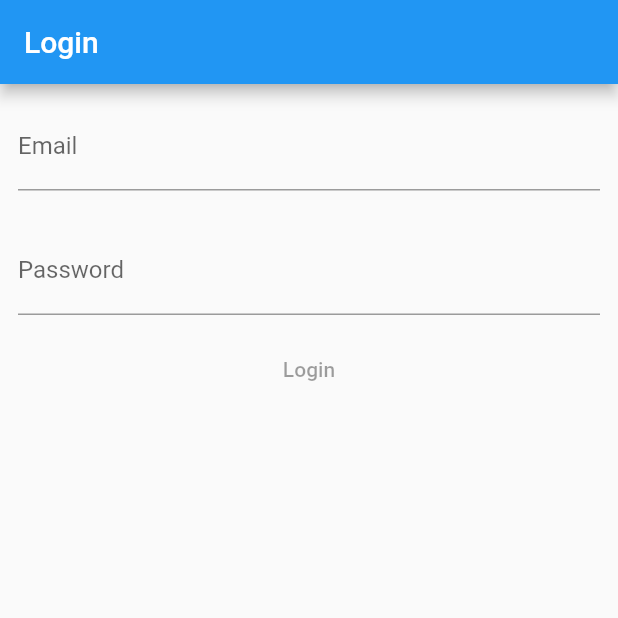
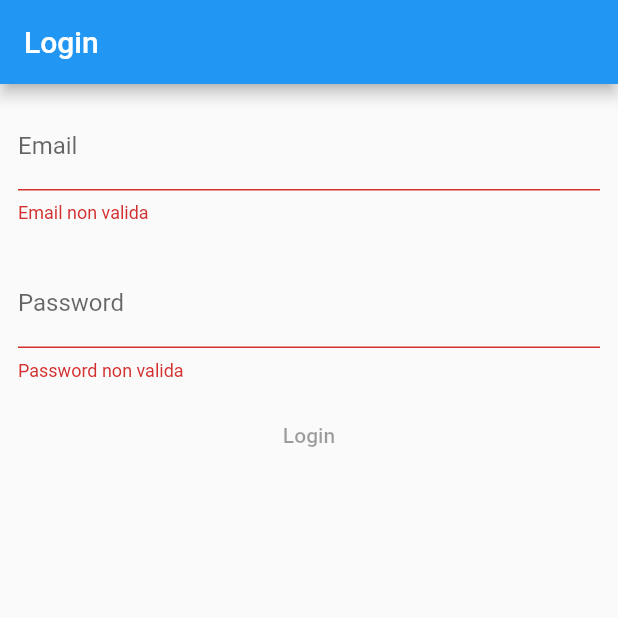
Before and after one commit to MassimilianoT/Learn-Flutter, a Flutter app: the screen it shows after launch, on a phone screen of 412 x 824 dp, the top half of it. Run offline on Flutter 3.47's test engine with Material 2 defaults, Android fonts, the phone set to English and light mode, and no system bars; our stand-ins replace bloc, equatable, flutter_bloc, rxdart.

Commit message:
Pattern BLOC!

```diff
--- a/lib/app.dart
+++ b/lib/app.dart
@@ -1,12 +1,13 @@
 import 'package:flutter/material.dart';
+import 'package:flutter_bloc/flutter_bloc.dart';
+import 'package:login_learn/blocs/form_bloc.dart';
 import 'package:login_learn/pages/my_home_page.dart';
-import 'package:login_learn/providers/login_service_provider.dart';
-import 'package:login_learn/services/login_service.dart';
 
 class App extends StatelessWidget{
   Widget build(BuildContext context) {
-    return LoginServiceProvider(
-      LoginService(),
+    return BlocProvider(
+      create: (_)=> FormBloc(),
+      lazy: false, //Inizializzato subito
       child: MaterialApp(
         title: 'Flutter Demo',
         theme: ThemeData(
--- /dev/null
+++ b/lib/blocs/form_bloc.dart
@@ -0,0 +1,30 @@
+import 'dart:async';
+import 'package:bloc/bloc.dart';
+import 'package:equatable/equatable.dart';
+
+part 'form_event.dart';
+part 'form_state.dart';
+
+class FormBloc extends Bloc<FormEvent, FormState> {
+  FormBloc() : super(FormState());
+
+  @override
+  Stream<FormState> mapEventToState(
+    FormEvent event,
+  ) async* {
+    if(event is EmailChangedEvent){
+      yield FormState(
+        email: event.email,
+        password: state.password,
+      );}
+      else if(event is PasswordChangedEvent){
+        yield FormState(
+          email: state.email,
+          password: event.password,
+        );
+    }
+  }
+  void changeEmail(String email) => add(EmailChangedEvent(email));
+  void changePassword(String password) => add(PasswordChangedEvent(password));
+
+}
--- /dev/null
+++ b/lib/blocs/form_event.dart
@@ -0,0 +1,26 @@
+part of 'form_bloc.dart';
+
+abstract class FormEvent extends Equatable {
+  const FormEvent();
+}
+
+class EmailChangedEvent extends FormEvent{
+  final String email;
+
+  EmailChangedEvent(this.email);
+
+  @override
+  List<Object?> get props => [email];
+
+
+}
+
+class PasswordChangedEvent extends FormEvent{
+  final String password;
+
+  PasswordChangedEvent(this.password);
+
+  @override
+  // TODO: implement props
+  List<Object?> get props => [password];
+}
--- /dev/null
+++ b/lib/blocs/form_state.dart
@@ -0,0 +1,15 @@
+part of 'form_bloc.dart';
+
+class FormState extends Equatable {
+  final String? email;
+  final String? password;
+
+  FormState({this.email, this.password});
+
+  bool get validEmail => email != null && RegExp(r"^[\w-\.]+@([\w-]+\.)+[\w-]{2,4}$").hasMatch(email!);
+  bool get validPassword => password != null && password!.length >= 6;
+
+  bool get validForm => validEmail && validPassword;
+  @override
+  List<Object?> get props => [email, password];
+}
--- a/lib/pages/my_home_page.dart
+++ b/lib/pages/my_home_page.dart
@@ -1,5 +1,6 @@
 import 'dart:async';
-import 'package:login_learn/providers/login_service_provider.dart';
+import 'package:flutter_bloc/flutter_bloc.dart';
+import 'package:login_learn/blocs/form_bloc.dart' as B;
 import 'package:rxdart/rxdart.dart';
 import 'package:flutter/material.dart';
 
@@ -9,65 +10,52 @@ class LoginPage extends StatelessWidget{
   Widget build(BuildContext context) {
     return Scaffold(
         appBar: AppBar(title: Text("Login"),),
-        body: Column(
+        body: BlocBuilder<B.FormBloc, B.FormState>(
+          builder: (BuildContext context, state) => Column(
             children: [
-            _email(context),
-            _password(context),
-            _loginButton(context),
+              _email(context, state),
+              _password(context, state),
+              _loginButton(context, state),
             ],
+          ),
         ));
   }
 
   //Uso dei metodi "staccati" in modo sia facile refactor modifica e comprensione di cosa fa cosa
 
-  Widget _email(BuildContext context) =>
-      StreamBuilder<String>(
-        stream: LoginServiceProvider.of(context).loginService.emailStream,
-        builder: (context, snapshot) {
-          return Padding(
+  Widget _email(BuildContext context, B.FormState state) =>
+      Padding(
               padding: const EdgeInsets.all(12.0),
               child: TextField(
-                onChanged: LoginServiceProvider.of(context).loginService.changeEmail,
+                onChanged: context.watch<B.FormBloc>().changeEmail,
                 decoration: InputDecoration(
                   hintText: "Email",
                   labelText: "Email",
                   //ho dovuto inventarmi sta cosa
                   errorText:
-                  snapshot.hasError ? snapshot.error.toString() : null,
+                  !state.validEmail ? 'Email non valida' : null,
                 ),
                 keyboardType: TextInputType.emailAddress,
               ));
-        },
-      );
 
-  Widget _password(BuildContext context) =>
-      StreamBuilder(
-          stream: LoginServiceProvider.of(context).loginService.passwordStream,
-          builder: (context, snapshot) {
-            return Padding(
+  Widget _password(BuildContext context, B.FormState state) =>Padding(
     padding: const EdgeInsets.all(12.0),
     child: TextField(
-                onChanged: LoginServiceProvider.of(context).loginService.changePassword,
+      onChanged:context.watch<B.FormBloc>().changePassword,
       obscureText: true,
       decoration: InputDecoration(
         hintText: "Password",
         labelText: "Password",
-                  errorText: snapshot.hasError
-                      ? snapshot.error.toString()
+        errorText: !state.validPassword
+            ? 'Password non valida'
             : null,
       ),
     ),
   );
-          });
 
-  Widget _loginButton(BuildContext context) =>
-      StreamBuilder(
-          stream: LoginServiceProvider.of(context).loginService.loginButtonStream,
-          builder: (context, snapshot) {
-            return TextButton(
-                onPressed: snapshot.data == true ? () {} : null,
+  Widget _loginButton(BuildContext context, B.FormState state) =>TextButton(
+      onPressed: state.validForm == true ? () {} : null,
       child: Text("Login"));
-          });
 
 
 }
--- a/lib/providers/login_service_provider.dart
+++ /dev/null
@@ -1,12 +0,0 @@
-import 'package:flutter/cupertino.dart';
-import 'package:login_learn/services/login_service.dart';
-
-//Aggiunto prima della MaterialApp permette di avere il loginService accessibile da ogni albero della gerarchia
-class LoginServiceProvider extends InheritedWidget{
-  final LoginService loginService;
-  LoginServiceProvider(this.loginService, {required Widget child}) : super(child: child);
-
-  static LoginServiceProvider of(BuildContext context)=> context.dependOnInheritedWidgetOfExactType<LoginServiceProvider>()!;
-  @override
-  bool updateShouldNotify(covariant InheritedWidget oldWidget) => true;
-  }
--- a/lib/services/login_service.dart
+++ /dev/null
@@ -1,32 +0,0 @@
-import 'dart:async';
-
-import 'package:login_learn/mixins/validators_mixin.dart';
-import 'package:rxdart/rxdart.dart';
-
-//Classe che rappresenta il servizio che voglio distribuire sulla app
-//NB espone i getter pubblici solo su proprietà che si vogliono mostrare, lo stream all'esterno infatti non è visibile ma solo quello trasformato
-class LoginService with ValidatorMixin{
-  //Utilizzo dei controller per catturare lo stream di informazioni dai TextField
-  StreamController<String> _emailController = BehaviorSubject();
-  StreamController<String> _passwordController = BehaviorSubject();
-
-  //getter privati -> ottenuti tramite refactor
-  Stream<String> get emailStream =>
-      _emailController.stream.transform(validateEmail);
-
-  Stream<String> get passwordStream =>
-      _passwordController.stream.transform(validatePassword);
-
-  Stream<bool> get loginButtonStream =>
-      Rx.combineLatest2(emailStream, passwordStream, (a, b) => true);
-
-
-  Function(String) get changeEmail => _emailController.sink.add;
-  Function(String) get changePassword => _passwordController.sink.add;
-
-
-  void dispose() {
-    _emailController.close();
-    _passwordController.close();
-  }
-}
--- a/pubspec.yaml
+++ b/pubspec.yaml
@@ -29,6 +29,8 @@ dependencies:
   # Use with the CupertinoIcons class for iOS style icons.
   cupertino_icons: ^1.0.2
   rxdart: any
+  flutter_bloc: any
+  equatable: any
 
 dev_dependencies:
   flutter_test:
```
Also changed, not shown: lib/mixins/validators_mixin.dart (deleted, +0 -25 lines), pubspec.lock. Lines whose indentation alone changed are shown as unchanged.
